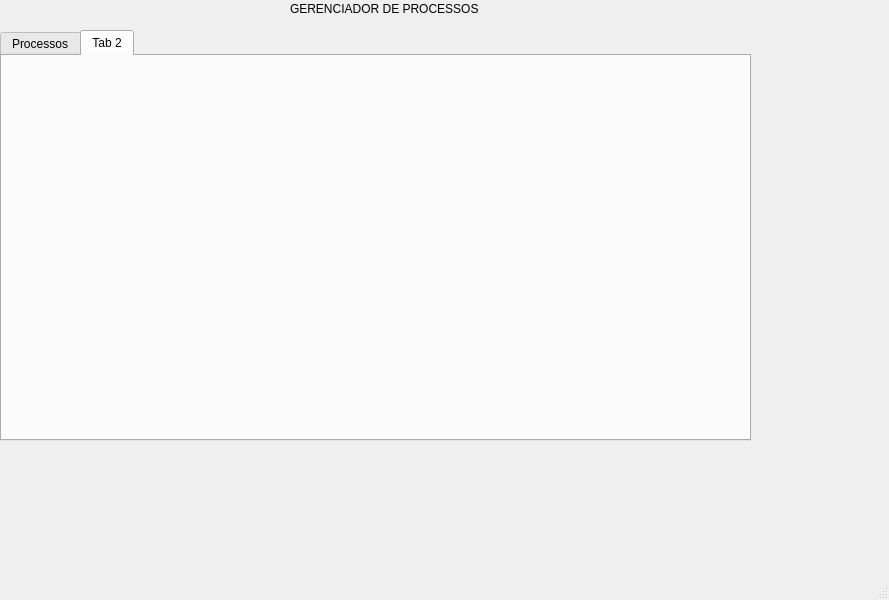
The window that mainwindow.ui (tayarruda/GerenciadorDeProcessos) describes before a commit, drawn with Qt 5.
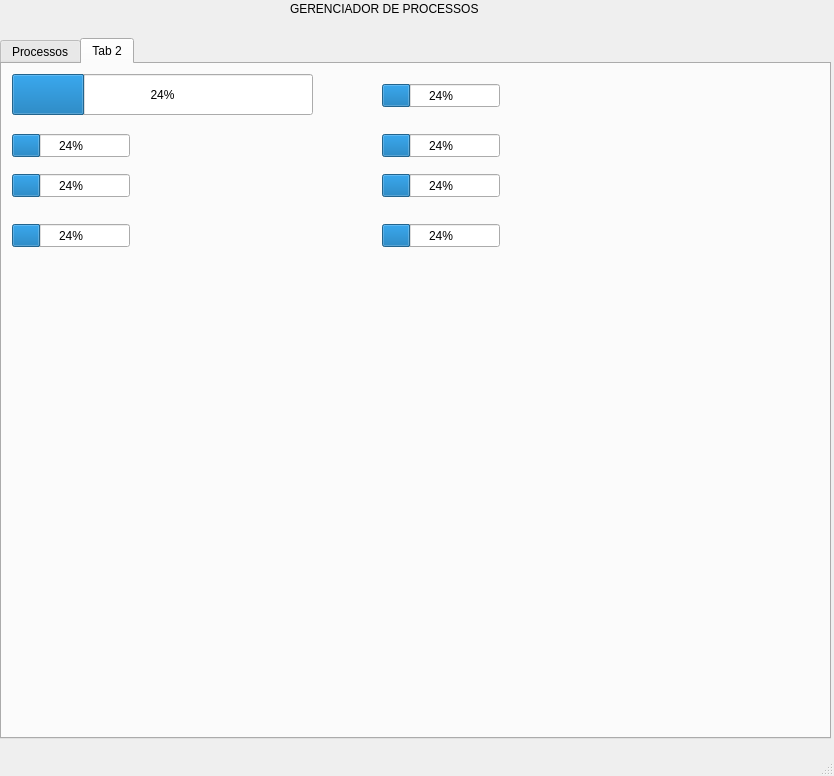
The same window after the commit. The open tabs and pages were chosen to show the change.

Diff of the .ui file:
```diff
--- a/mainwindow.ui
+++ b/mainwindow.ui
@@ -6,8 +6,8 @@
    <rect>
     <x>0</x>
     <y>0</y>
-    <width>889</width>
-    <height>600</height>
+    <width>834</width>
+    <height>776</height>
    </rect>
   </property>
   <property name="windowTitle">
@@ -18,9 +18,9 @@
     <property name="geometry">
      <rect>
       <x>0</x>
-      <y>30</y>
-      <width>751</width>
-      <height>411</height>
+      <y>38</y>
+      <width>831</width>
+      <height>701</height>
      </rect>
     </property>
     <property name="currentIndex">
@@ -260,6 +260,110 @@
      <attribute name="title">
       <string>Tab 2</string>
      </attribute>
+     <widget class="QProgressBar" name="CPU0">
+      <property name="geometry">
+       <rect>
+        <x>10</x>
+        <y>10</y>
+        <width>301</width>
+        <height>41</height>
+       </rect>
+      </property>
+      <property name="value">
+       <number>24</number>
+      </property>
+     </widget>
+     <widget class="QProgressBar" name="progressBar">
+      <property name="geometry">
+       <rect>
+        <x>10</x>
+        <y>70</y>
+        <width>118</width>
+        <height>23</height>
+       </rect>
+      </property>
+      <property name="value">
+       <number>24</number>
+      </property>
+     </widget>
+     <widget class="QProgressBar" name="progressBar_2">
+      <property name="geometry">
+       <rect>
+        <x>10</x>
+        <y>110</y>
+        <width>118</width>
+        <height>23</height>
+       </rect>
+      </property>
+      <property name="value">
+       <number>24</number>
+      </property>
+     </widget>
+     <widget class="QProgressBar" name="progressBar_3">
+      <property name="geometry">
+       <rect>
+        <x>10</x>
+        <y>160</y>
+        <width>118</width>
+        <height>23</height>
+       </rect>
+      </property>
+      <property name="value">
+       <number>24</number>
+      </property>
+     </widget>
+     <widget class="QProgressBar" name="progressBar_4">
+      <property name="geometry">
+       <rect>
+        <x>380</x>
+        <y>20</y>
+        <width>118</width>
+        <height>23</height>
+       </rect>
+      </property>
+      <property name="value">
+       <number>24</number>
+      </property>
+     </widget>
+     <widget class="QProgressBar" name="progressBar_5">
+      <property name="geometry">
+       <rect>
+        <x>380</x>
+        <y>70</y>
+        <width>118</width>
+        <height>23</height>
+       </rect>
+      </property>
+      <property name="value">
+       <number>24</number>
+      </property>
+     </widget>
+     <widget class="QProgressBar" name="progressBar_6">
+      <property name="geometry">
+       <rect>
+        <x>380</x>
+        <y>110</y>
+        <width>118</width>
+        <height>23</height>
+       </rect>
+      </property>
+      <property name="value">
+       <number>24</number>
+      </property>
+     </widget>
+     <widget class="QProgressBar" name="progressBar_7">
+      <property name="geometry">
+       <rect>
+        <x>380</x>
+        <y>160</y>
+        <width>118</width>
+        <height>23</height>
+       </rect>
+      </property>
+      <property name="value">
+       <number>24</number>
+      </property>
+     </widget>
     </widget>
    </widget>
    <widget class="QLabel" name="label_19">
```
Left out of the diff: 199 changed lines with no effect on the pictures.
